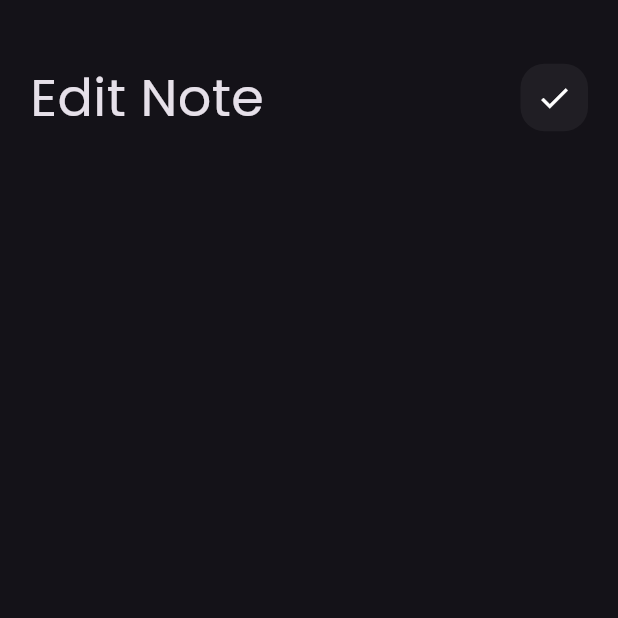
After one commit to ahmedEhab10/note_app, a Flutter app: the screen it shows after launch, after a tap on "Flutter Tips", on a phone screen of 412 x 824 dp, the top half of it. The commit adds this screen. Run offline on Flutter 3.47's test engine with Material 3 defaults, Android fonts, the phone set to English and light mode, and no system bars.

Commit message:
add custom bar to edit view

```diff
--- a/lib/main.dart
+++ b/lib/main.dart
@@ -1,4 +1,5 @@
 import 'package:flutter/material.dart';
+import 'package:note_app/views/Edit_Note_View.dart';
 import 'package:note_app/views/Notes_view.dart';
 
 void main() {
@@ -13,7 +14,10 @@ class NoteApp extends StatelessWidget {
   Widget build(BuildContext context) {
     return MaterialApp(
       theme: ThemeData(brightness: Brightness.dark, fontFamily: 'Poppins'),
-      routes: {NotesView.id: (context) => NotesView()},
+      routes: {
+        NotesView.id: (context) => NotesView(),
+        EditNoteView.id: (context) => EditNoteView()
+      },
       initialRoute: NotesView.id,
     );
   }
--- /dev/null
+++ b/lib/views/Edit_Note_View.dart
@@ -0,0 +1,13 @@
+import 'package:flutter/material.dart';
+import 'package:note_app/widgets/Edit_note_body.dart';
+import 'package:note_app/widgets/custom_appbar.dart';
+
+class EditNoteView extends StatelessWidget {
+  const EditNoteView({super.key});
+  static String id = 'Edit View';
+
+  @override
+  Widget build(BuildContext context) {
+    return Scaffold(body: EditNoteBody());
+  }
+}
--- a/lib/views/Notes_view.dart
+++ b/lib/views/Notes_view.dart
@@ -29,14 +29,17 @@ class NotesView extends StatelessWidget {
           color: Colors.black,
         ),
       ),
-      body: Padding(
-        padding: const EdgeInsets.only(left: 20, right: 20),
+      body: const Padding(
+        padding: EdgeInsets.only(left: 20, right: 20),
         child: Column(
           children: [
             SizedBox(
               height: 40,
             ),
-            CustomAppbar(),
+            CustomAppbar(
+              title: 'Notes',
+              icon: Icons.search,
+            ), //-------------------------------------------
             Expanded(child: NotesListView()),
           ],
         ),
--- /dev/null
+++ b/lib/widgets/Edit_note_body.dart
@@ -0,0 +1,24 @@
+import 'package:flutter/material.dart';
+import 'package:note_app/widgets/custom_appbar.dart';
+
+class EditNoteBody extends StatelessWidget {
+  const EditNoteBody({super.key});
+
+  @override
+  Widget build(BuildContext context) {
+    return const Padding(
+      padding: const EdgeInsets.symmetric(horizontal: 20),
+      child: Column(
+        children: [
+          SizedBox(
+            height: 40,
+          ),
+          CustomAppbar(
+            title: 'Edit Note',
+            icon: Icons.check,
+          ),
+        ],
+      ),
+    );
+  }
+}
--- a/lib/widgets/Note_Widget.dart
+++ b/lib/widgets/Note_Widget.dart
@@ -1,4 +1,5 @@
 import 'package:flutter/material.dart';
+import 'package:note_app/views/Edit_Note_View.dart';
 
 class notewidget extends StatelessWidget {
   notewidget({super.key, required this.color1});
@@ -6,10 +7,14 @@ class notewidget extends StatelessWidget {
 
   @override
   Widget build(BuildContext context) {
-    return Container(
+    return GestureDetector(
+      onTap: () {
+        Navigator.pushNamed(context, EditNoteView.id);
+      },
+      child: Container(
         padding: EdgeInsets.only(top: 24, bottom: 24, left: 24, right: 24),
-      decoration:
-          BoxDecoration(color: color1, borderRadius: BorderRadius.circular(16)),
+        decoration: BoxDecoration(
+            color: color1, borderRadius: BorderRadius.circular(16)),
         child: Column(
           crossAxisAlignment: CrossAxisAlignment.end,
           children: [
@@ -42,6 +47,7 @@ class notewidget extends StatelessWidget {
             ),
           ],
         ),
+      ),
     );
   }
 }
--- a/lib/widgets/custom_appbar.dart
+++ b/lib/widgets/custom_appbar.dart
@@ -2,18 +2,21 @@ import 'package:flutter/material.dart';
 import 'package:note_app/widgets/custom_serchbutton.dart';
 
 class CustomAppbar extends StatelessWidget {
-  const CustomAppbar({super.key});
-
+  const CustomAppbar({super.key, required this.title, required this.icon});
+  final String title;
+  final IconData icon;
   @override
   Widget build(BuildContext context) {
-    return const Row(
+    return Row(
       mainAxisAlignment: MainAxisAlignment.spaceBetween,
       children: [
         Text(
-          'Notes',
+          title,
           style: TextStyle(fontSize: 35),
         ),
-        CustomSerchbutton()
+        CustomSerchbutton(
+          icon: icon,
+        )
       ],
     );
   }
--- a/lib/widgets/custom_serchbutton.dart
+++ b/lib/widgets/custom_serchbutton.dart
@@ -1,7 +1,8 @@
 import 'package:flutter/material.dart';
 
 class CustomSerchbutton extends StatelessWidget {
-  const CustomSerchbutton({super.key});
+  CustomSerchbutton({super.key, required this.icon});
+  IconData icon;
 
   @override
   Widget build(BuildContext context) {
@@ -12,7 +13,7 @@ class CustomSerchbutton extends StatelessWidget {
           color: Colors.white.withOpacity(0.05),
           borderRadius: BorderRadius.circular(16)),
       child: Center(
-        child: Icon(Icons.search),
+        child: Icon(icon),
       ),
     );
   }
```
Lines whose indentation alone changed are shown as unchanged.
